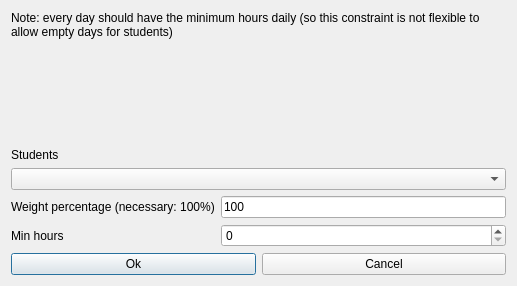
Old version of the form src/interface/modifyconstraintstudentssetminhoursdailyform_template.ui in the repository janLo/FET.
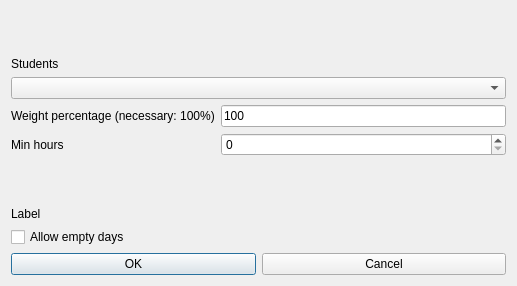
New version of the form.

```diff
--- a/src/interface/modifyconstraintstudentssetminhoursdailyform_template.ui
+++ b/src/interface/modifyconstraintstudentssetminhoursdailyform_template.ui
@@ -14,124 +14,86 @@
    <string extracomment="This is the title of the dialog to modify a constraint of this type">Modify students set min hours daily</string>
   </property>
   <layout class="QGridLayout" name="gridLayout">
-   <item row="0" column="0" colspan="2">
-    <widget class="QLabel" name="teacherTextLabel_2">
-     <property name="sizePolicy">
-      <sizepolicy hsizetype="Minimum" vsizetype="Minimum">
-       <horstretch>0</horstretch>
-       <verstretch>0</verstretch>
-      </sizepolicy>
+   <item row="0" column="0">
+    <spacer name="verticalSpacer">
+     <property name="orientation">
+      <enum>Qt::Vertical</enum>
      </property>
-     <property name="frameShape">
-      <enum>QFrame::NoFrame</enum>
+     <property name="sizeHint" stdset="0">
+      <size>
+       <width>20</width>
+       <height>43</height>
+      </size>
      </property>
-     <property name="frameShadow">
-      <enum>QFrame::Plain</enum>
-     </property>
-     <property name="text">
-      <string>Note: every day should have the minimum hours daily (so this constraint is not flexible to allow empty days for students)</string>
-     </property>
-     <property name="wordWrap">
-      <bool>true</bool>
-     </property>
-    </widget>
+    </spacer>
    </item>
    <item row="1" column="0">
-    <spacer name="spacer4">
-     <property name="orientation">
-      <enum>Qt::Vertical</enum>
-     </property>
-     <property name="sizeType">
-      <enum>QSizePolicy::Expanding</enum>
-     </property>
-     <property name="sizeHint" stdset="0">
-      <size>
-       <width>20</width>
-       <height>20</height>
-      </size>
-     </property>
-    </spacer>
-   </item>
-   <item row="2" column="0" colspan="2">
     <widget class="QLabel" name="studentsTextLabel">
-     <property name="frameShape">
-      <enum>QFrame::NoFrame</enum>
-     </property>
-     <property name="frameShadow">
-      <enum>QFrame::Plain</enum>
-     </property>
      <property name="text">
       <string>Students</string>
      </property>
-     <property name="wordWrap">
-      <bool>false</bool>
-     </property>
     </widget>
    </item>
-   <item row="3" column="0" colspan="2">
-    <widget class="QComboBox" name="studentsComboBox">
-     <property name="editable">
-      <bool>false</bool>
-     </property>
-     <property name="insertPolicy">
-      <enum>QComboBox::NoInsert</enum>
-     </property>
-     <property name="autoCompletion">
-      <bool>false</bool>
-     </property>
-     <property name="duplicatesEnabled">
-      <bool>false</bool>
-     </property>
-    </widget>
+   <item row="2" column="0" colspan="3">
+    <widget class="QComboBox" name="studentsComboBox"/>
    </item>
-   <item row="4" column="0">
+   <item row="3" column="0">
     <widget class="QLabel" name="weightTextLabel">
-     <property name="frameShape">
-      <enum>QFrame::NoFrame</enum>
-     </property>
-     <property name="frameShadow">
-      <enum>QFrame::Plain</enum>
-     </property>
      <property name="text">
       <string>Weight percentage (necessary: 100%)</string>
      </property>
-     <property name="wordWrap">
-      <bool>false</bool>
-     </property>
     </widget>
    </item>
-   <item row="4" column="1">
+   <item row="3" column="1" colspan="2">
     <widget class="QLineEdit" name="weightLineEdit">
      <property name="text">
       <string>100</string>
      </property>
     </widget>
    </item>
-   <item row="5" column="0">
-    <widget class="QLabel" name="maxHoursTextLabel">
-     <property name="frameShape">
-      <enum>QFrame::NoFrame</enum>
-     </property>
-     <property name="frameShadow">
-      <enum>QFrame::Plain</enum>
-     </property>
+   <item row="4" column="0">
+    <widget class="QLabel" name="minHoursTextLabel">
      <property name="text">
       <string>Min hours</string>
      </property>
-     <property name="wordWrap">
-      <bool>false</bool>
-     </property>
     </widget>
    </item>
-   <item row="5" column="1">
+   <item row="4" column="1" colspan="2">
     <widget class="QSpinBox" name="minHoursSpinBox"/>
    </item>
+   <item row="5" column="0">
+    <spacer name="verticalSpacer_2">
+     <property name="orientation">
+      <enum>Qt::Vertical</enum>
+     </property>
+     <property name="sizeHint" stdset="0">
+      <size>
+       <width>20</width>
+       <height>43</height>
+      </size>
+     </property>
+    </spacer>
+   </item>
    <item row="6" column="0" colspan="2">
+    <widget class="QLabel" name="allowLabel">
+     <property name="text">
+      <string notr="true">Label</string>
+     </property>
+    </widget>
+   </item>
+   <item row="7" column="0" colspan="2">
+    <widget class="QCheckBox" name="allowEmptyDaysCheckBox">
+     <property name="text">
+      <string>Allow empty days</string>
+     </property>
+    </widget>
+   </item>
+   <item row="8" column="0" colspan="3">
     <layout class="QHBoxLayout" name="horizontalLayout">
      <item>
       <widget class="QPushButton" name="okPushButton">
        <property name="text">
-        <string>Ok</string>
+        <string>OK</string>
        </property>
       </widget>
      </item>
@@ -146,7 +108,6 @@
    </item>
   </layout>
  </widget>
- <layoutdefault spacing="6" margin="11"/>
  <tabstops>
   <tabstop>studentsComboBox</tabstop>
   <tabstop>weightLineEdit</tabstop>
```
Left out of the diff: 1 changed line with no effect on the pictures.
